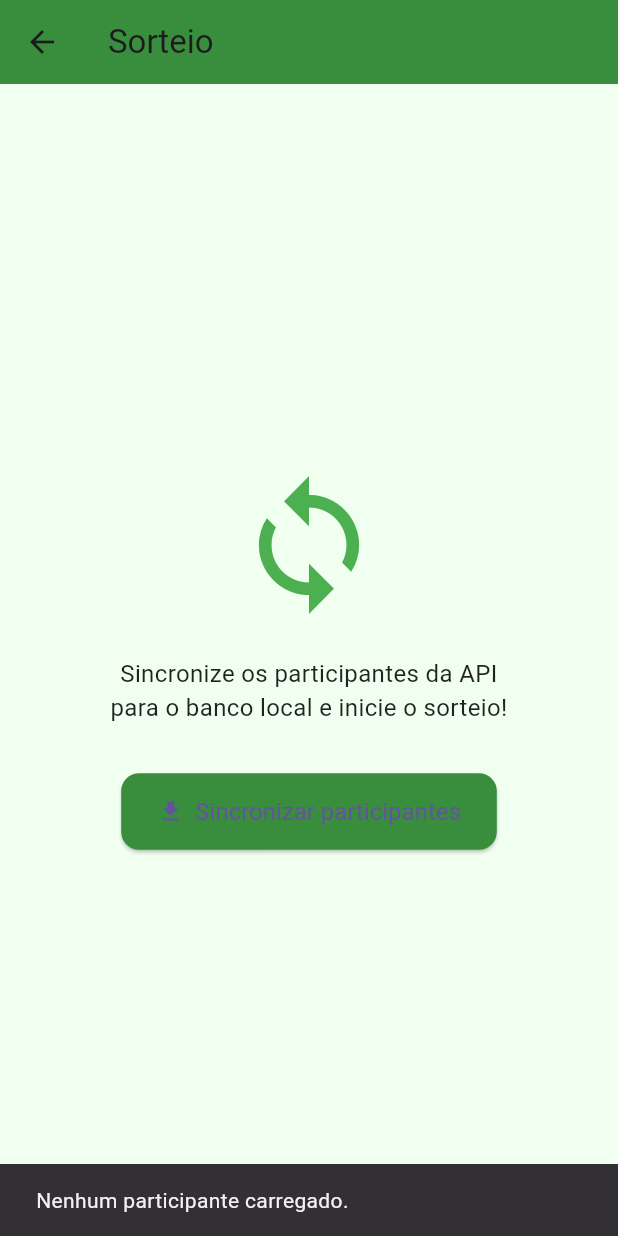
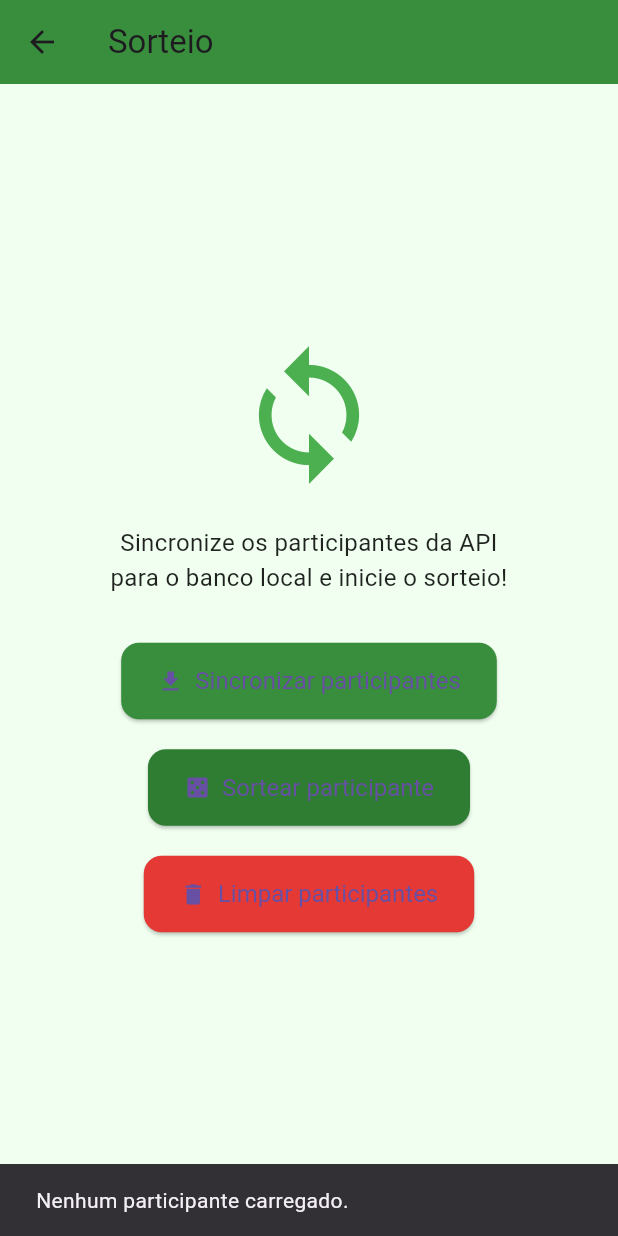
Before and after one commit to GustavoGabriel2203/sorteio_oficial, a Flutter app: the RafflePage screen opened by its route, after a tap on "Sincronizar participantes", on a phone screen of 412 x 824 dp. Run offline on Flutter 3.47's test engine with Material 3 defaults, Android fonts, the light colour scheme and no system bars; our stand-ins replace equatable, floor, flutter_bloc, mask_text_input_formatter, pinput, sqflite; missing offline and left inert: lucid_validation; accounts and stored records are empty; generated files the repository leaves out were written again.

Commit message:
logica implantada

```diff
--- a/lib/features/draw/presentation/cubit/rafle_cubit.dart
+++ b/lib/features/draw/presentation/cubit/rafle_cubit.dart
@@ -1,4 +1,5 @@
 import 'package:flutter_bloc/flutter_bloc.dart';
+import 'package:sorteio_oficial/core/database/app_database.dart';
 import 'package:sorteio_oficial/core/database/dao/customer_dao.dart';
 import 'package:sorteio_oficial/core/entitys/customer_entity.dart';
 import 'package:sorteio_oficial/features/draw/presentation/cubit/rafle_state.dart';
@@ -14,6 +15,8 @@ class RaffleCubit extends Cubit<RaffleState> {
     required this.participantCubit,
   }) : super(RaffleInitial());
 
+  static const String dbName = 'Customer_database.db';
+
   Future<void> syncParticipantsToLocal() async {
     if (participantCubit.state is! ParticipantLoaded) {
       emit(RaffleError('Nenhum participante carregado.'));
@@ -23,8 +26,16 @@ class RaffleCubit extends Cubit<RaffleState> {
     emit(RaffleSyncing());
 
     try {
-      final remoteList =
-          (participantCubit.state as ParticipantLoaded).participants;
+      final db = await $FloorAppDatabase.databaseBuilder(dbName).build();
+      final whitelabel = await db.whitelabelDao.getWhitelabel();
+
+      if (whitelabel == null) {
+        emit(RaffleError('Evento não encontrado no banco local.'));
+        return;
+      }
+
+      final eventId = whitelabel.id;
+      final remoteList = (participantCubit.state as ParticipantLoaded).participants;
 
       final localList = remoteList.map((p) {
         return Customer(
@@ -33,13 +44,16 @@ class RaffleCubit extends Cubit<RaffleState> {
           email: p.email,
           phone: p.phone,
           sorted: 0,
-          event: p.eventId,
+          event: eventId,
           sync: 1,
         );
       }).toList();
 
       for (final c in localList) {
-        await customerDao.insertCustomer(c);
+        final exists = await customerDao.validateIfCustomerAlreadyExists(c.email, c.event);
+        if (exists == null) {
+          await customerDao.insertCustomer(c);
+        }
       }
 
       emit(RaffleSynced());
@@ -47,4 +61,46 @@ class RaffleCubit extends Cubit<RaffleState> {
       emit(RaffleError('Erro ao sincronizar: ${e.toString()}'));
     }
   }
+
+  Future<void> sortear() async {
+    emit(RaffleLoading());
+
+    try {
+      final db = await $FloorAppDatabase.databaseBuilder(dbName).build();
+      final whitelabel = await db.whitelabelDao.getWhitelabel();
+
+      if (whitelabel == null) {
+        emit(RaffleError('Evento não encontrado no banco local.'));
+        return;
+      }
+
+      final eventId = whitelabel.id;
+
+      final all = await customerDao.getCustomers();
+      final unsorted = all.where((c) => c.sorted == 0 && c.event == eventId).toList();
+
+      if (unsorted.isEmpty) {
+        emit(RaffleEmpty());
+        return;
+      }
+
+      unsorted.shuffle();
+      final sorteado = unsorted.first;
+
+      await customerDao.updateCustomerSorted(sorteado.id!);
+
+      emit(RaffleSuccess(winnerName: sorteado.name));
+    } catch (e) {
+      emit(RaffleError('Erro ao sortear: ${e.toString()}'));
+    }
+  }
+
+  Future<void> limparBanco() async {
+    try {
+      await customerDao.clearDatabase();
+      emit(RaffleCleaned());
+    } catch (e) {
+      emit(RaffleError('Erro ao limpar o banco: ${e.toString()}'));
+    }
+  }
 }
--- a/lib/features/draw/presentation/cubit/rafle_state.dart
+++ b/lib/features/draw/presentation/cubit/rafle_state.dart
@@ -1,4 +1,11 @@
-abstract class RaffleState {}
+import 'package:equatable/equatable.dart';
+
+abstract class RaffleState extends Equatable {
+  const RaffleState();
+
+  @override
+  List<Object?> get props => [];
+}
 
 class RaffleInitial extends RaffleState {}
 
@@ -6,7 +13,26 @@ class RaffleSyncing extends RaffleState {}
 
 class RaffleSynced extends RaffleState {}
 
+class RaffleLoading extends RaffleState {}
+
+class RaffleSuccess extends RaffleState {
+  final String winnerName;
+
+  const RaffleSuccess({required this.winnerName});
+
+  @override
+  List<Object> get props => [winnerName];
+}
+
+class RaffleEmpty extends RaffleState {}
+
 class RaffleError extends RaffleState {
   final String message;
-  RaffleError(this.message);
+
+  const RaffleError(this.message);
+
+  @override
+  List<Object> get props => [message];
 }
+
+class RaffleCleaned extends RaffleState {}
--- a/lib/features/draw/presentation/pages/raffle_page.dart
+++ b/lib/features/draw/presentation/pages/raffle_page.dart
@@ -1,3 +1,4 @@
+// imports
 import 'package:flutter/material.dart';
 import 'package:flutter_bloc/flutter_bloc.dart';
 import 'package:sorteio_oficial/features/draw/presentation/cubit/rafle_cubit.dart';
@@ -12,14 +13,13 @@ class RafflePage extends StatefulWidget {
 }
 
 class _RafflePageState extends State<RafflePage> {
-
+  @override
+  void initState() {
+    super.initState();
+    context.read<ParticipantCubit>().fetchParticipants();
+  }
 
   @override
-void initState() {
-  super.initState();
-  context.read<ParticipantCubit>().fetchParticipants();
-}
-@override
   Widget build(BuildContext context) {
     return Scaffold(
       backgroundColor: const Color(0xFFF0FFF0),
@@ -33,6 +33,18 @@ void initState() {
             if (state is RaffleSynced) {
               ScaffoldMessenger.of(context).showSnackBar(
                 const SnackBar(content: Text('Participantes sincronizados com sucesso!')),
+              );
+            } else if (state is RaffleSuccess) {
+              ScaffoldMessenger.of(context).showSnackBar(
+                SnackBar(content: Text('🎉 Vencedor: ${state.winnerName}')),
+              );
+            } else if (state is RaffleEmpty) {
+              ScaffoldMessenger.of(context).showSnackBar(
+                const SnackBar(content: Text('Todos os participantes já foram sorteados.')),
+              );
+            } else if (state is RaffleCleaned) {
+              ScaffoldMessenger.of(context).showSnackBar(
+                const SnackBar(content: Text('Banco de participantes limpo com sucesso.')),
               );
             } else if (state is RaffleError) {
               ScaffoldMessenger.of(context).showSnackBar(
@@ -71,6 +83,57 @@ void initState() {
                       textStyle: const TextStyle(fontSize: 16),
                     ),
                   ),
+                  const SizedBox(height: 20),
+                  ElevatedButton.icon(
+                    onPressed: state is RaffleLoading
+                        ? null
+                        : () => context.read<RaffleCubit>().sortear(),
+                    icon: const Icon(Icons.casino),
+                    label: Text(
+                      state is RaffleLoading ? 'Sorteando...' : 'Sortear participante',
+                    ),
+                    style: ElevatedButton.styleFrom(
+                      backgroundColor: Colors.green[800],
+                      padding: const EdgeInsets.symmetric(horizontal: 24, vertical: 16),
+                      shape: RoundedRectangleBorder(
+                        borderRadius: BorderRadius.circular(12),
+                      ),
+                      textStyle: const TextStyle(fontSize: 16),
+                    ),
+                  ),
+                  const SizedBox(height: 20),
+                  ElevatedButton.icon(
+                    onPressed: () => context.read<RaffleCubit>().limparBanco(),
+                    icon: const Icon(Icons.delete),
+                    label: const Text('Limpar participantes'),
+                    style: ElevatedButton.styleFrom(
+                      backgroundColor: Colors.red[600],
+                      padding: const EdgeInsets.symmetric(horizontal: 24, vertical: 16),
+                      shape: RoundedRectangleBorder(
+                        borderRadius: BorderRadius.circular(12),
+                      ),
+                      textStyle: const TextStyle(fontSize: 16),
+                    ),
+                  ),
+                  const SizedBox(height: 32),
+                  if (state is RaffleSuccess)
+                    Column(
+                      children: [
+                        const Text(
+                          '🏆 Vencedor',
+                          style: TextStyle(fontSize: 20, fontWeight: FontWeight.bold),
+                        ),
+                        const SizedBox(height: 10),
+                        Text(
+                          state.winnerName,
+                          style: TextStyle(
+                            fontSize: 26,
+                            fontWeight: FontWeight.bold,
+                            color: Colors.green[900],
+                          ),
+                        ),
+                      ],
+                    ),
                 ],
               ),
             );
```
